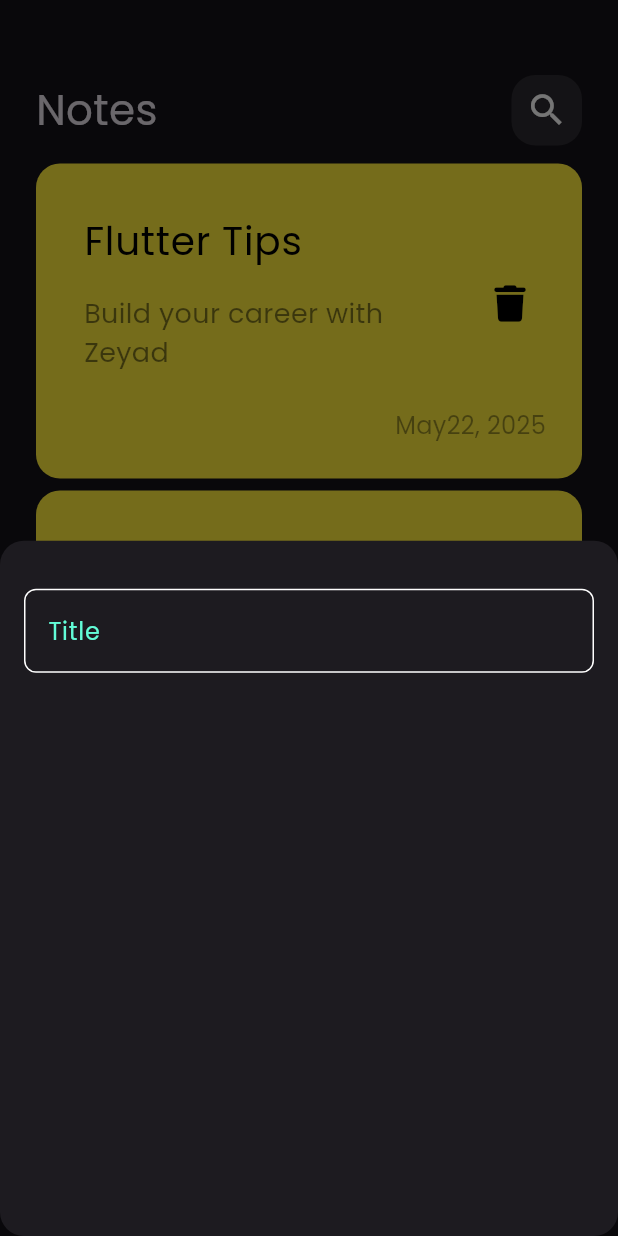
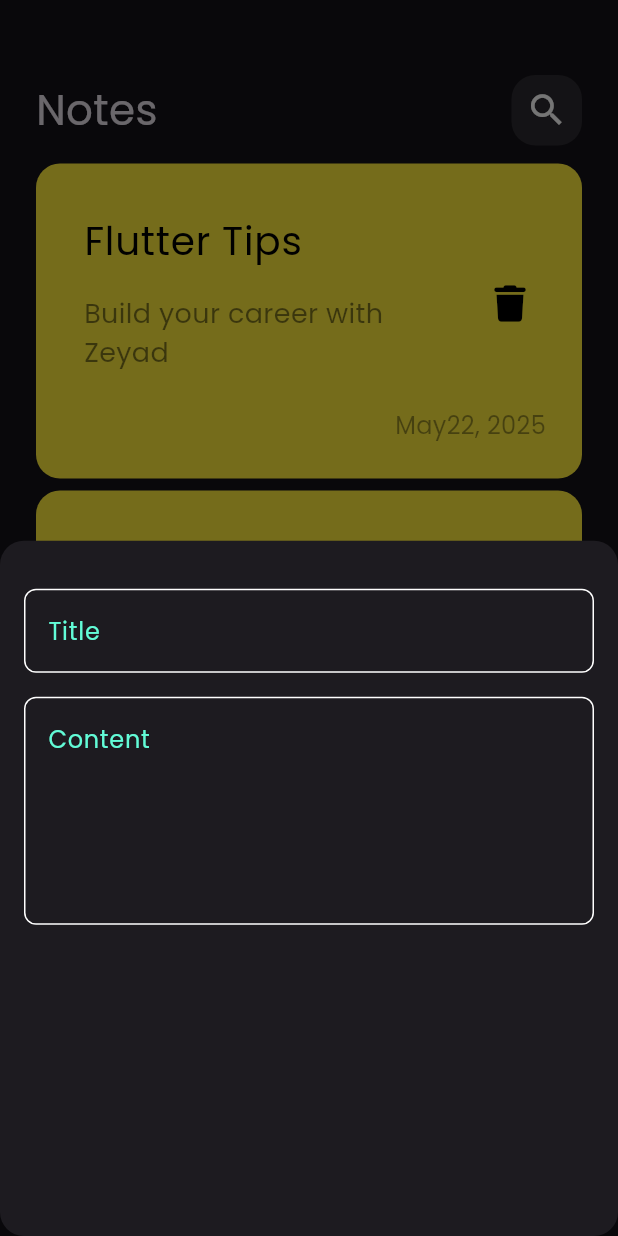
Before and after one commit to ZeyadBamj/notes_app, a Flutter app: the screen it shows after launch, after a tap on the "add" icon, on a phone screen of 412 x 824 dp. Run offline on Flutter 3.47's test engine with Material 3 defaults, Android fonts, the phone set to English and light mode, and no system bars; our stand-ins replace font_awesome_flutter.

Commit message:
add field to notes bottom sheet(hintText, maxLines)

```diff
--- a/lib/widgets/add_note_bottom_sheet.dart
+++ b/lib/widgets/add_note_bottom_sheet.dart
@@ -10,11 +10,20 @@ class AddNoteBottomSheet extends StatelessWidget {
     return Padding(
       padding: const EdgeInsets.symmetric(horizontal: 16),
       child: Column(
-        children: [
-          const SizedBox(
+        children: const [
+           SizedBox(
             height: 32,
           ),
-          CustomTextField(),
+          CustomTextField(
+            hintText: 'Title',
+          ),
+           SizedBox(
+            height: 16,
+          ),
+          CustomTextField(
+            hintText: 'Content',
+            maxLines: 5,
+          ),
         ],
       ),
     );
--- a/lib/widgets/custom_text_field.dart
+++ b/lib/widgets/custom_text_field.dart
@@ -2,17 +2,19 @@ import 'package:flutter/material.dart';
 import 'package:note_app/constants.dart';
 
 class CustomTextField extends StatelessWidget {
-  const CustomTextField({super.key});
+  const CustomTextField({super.key, required this.hintText, this.maxLines = 1});
+
+  final String hintText;
+  final int maxLines;
 
   @override
   Widget build(BuildContext context) {
     return TextField(
       cursorColor: kPrimaryColor,
+      maxLines: maxLines,
       decoration: InputDecoration(
-        hintText: 'Title',
-        hintStyle: TextStyle(
-          color: kPrimaryColor
-        ),
+        hintText: hintText,
+        hintStyle: TextStyle(color: kPrimaryColor),
         border: buildBorder(),
         enabledBorder: buildBorder(),
         focusedBorder: buildBorder(kPrimaryColor),
```
